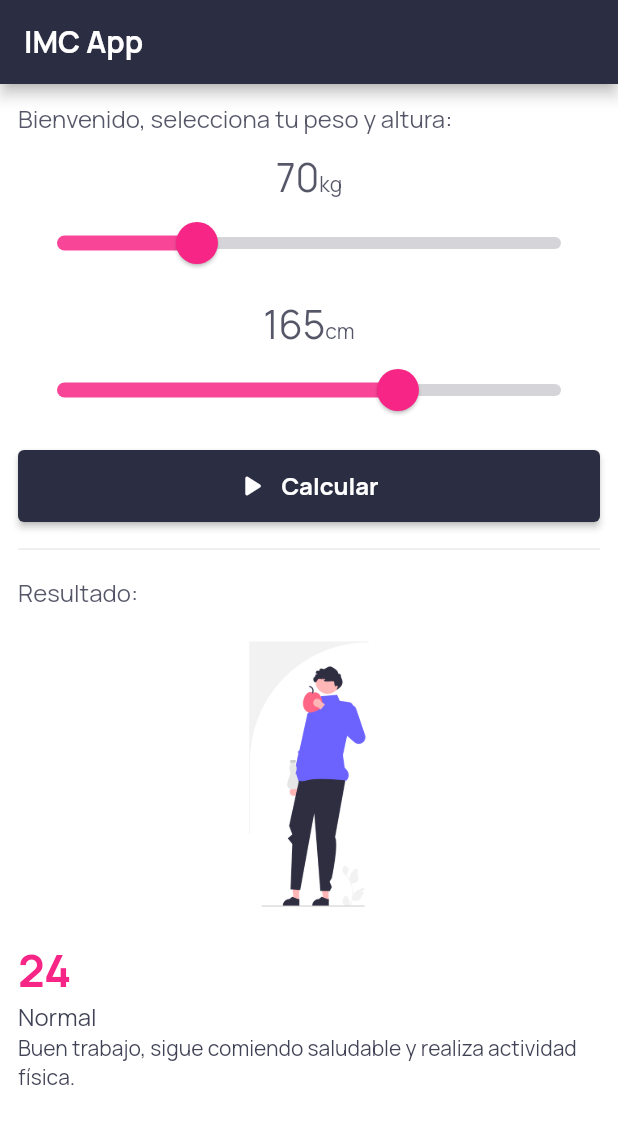
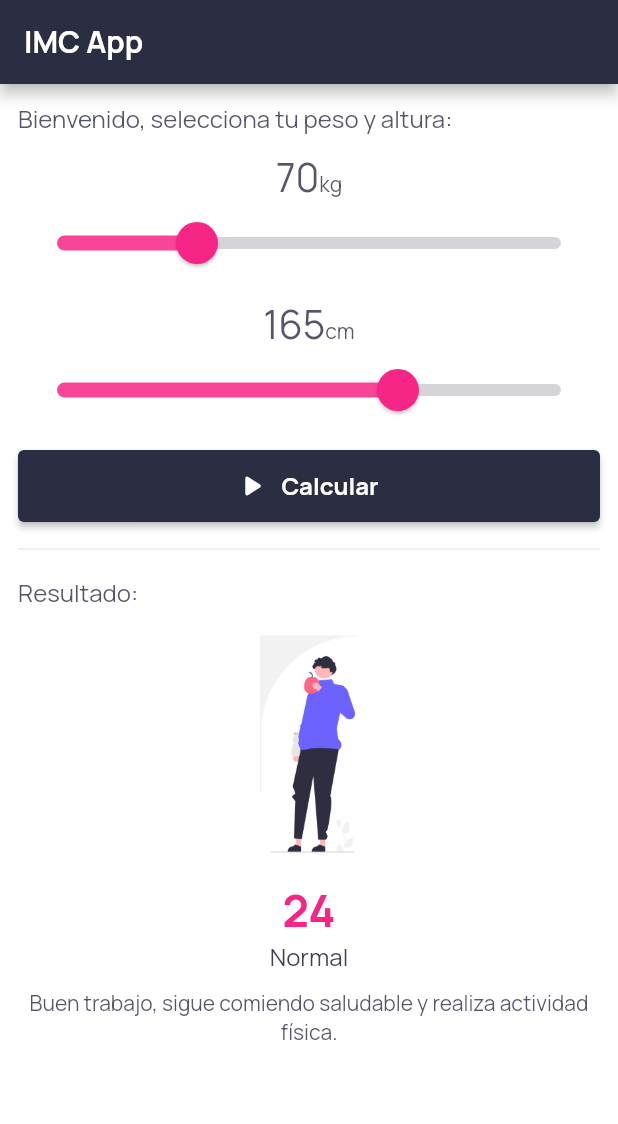
Before and after one commit to ehbarrionuevo/flutter_codigo2_imc, a Flutter app: the screen it shows after launch, on a phone screen of 412 x 824 dp. Shown: the top 1124 px of the screen. Run offline on Flutter 3.47's test engine with Material 2 defaults, Android fonts, the phone set to English and light mode, and no system bars.

Commit message:
Init 2.5

```diff
--- a/lib/home_page.dart
+++ b/lib/home_page.dart
@@ -144,11 +144,13 @@ class _HomePageState extends State<HomePage> {
             Center(
               child: Image.asset(
                 'assets/images/image3.png',
-                height: 220,
-                width: 220,
+                height: 180,
+                width: 180,
                 fit: BoxFit.contain,
               ),
             ),
+            Column(
+              children: [
                 Text(
                   "24",
                   style: TextStyle(
@@ -165,13 +167,19 @@ class _HomePageState extends State<HomePage> {
                     fontWeight: FontWeight.normal,
                   ),
                 ),
+                const SizedBox(
+                  height: 10.0,
+                ),
                 Text(
                   "Buen trabajo, sigue comiendo saludable y realiza actividad física.",
+                  textAlign: TextAlign.center,
                   style: TextStyle(
                     fontSize: 14.0,
-                color: Color(0xff2b2d42).withOpacity(0.90),
+                    color: Color(0xff2b2d42).withOpacity(0.80),
                     fontWeight: FontWeight.normal,
                   ),
+                ),
+              ],
             ),
           ],
         ),
```
Lines whose indentation alone changed are shown as unchanged.
